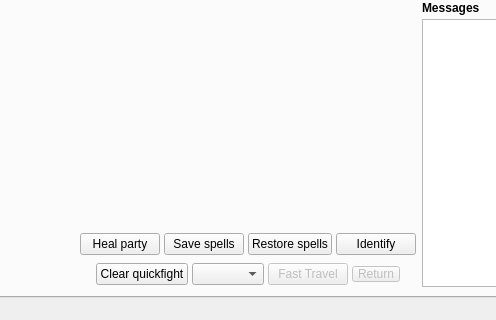
malcyon/wish, file wish/window.ui: the form before one commit; both pictures show x 90 to 586 and y 393 to 713 of the 779 by 713 pixel window.
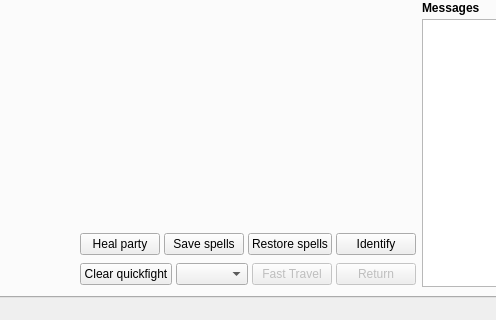
The form after the commit. Custom widgets are drawn as their Qt base class.

Commit message: Remove custom padding from Return button to use native default

Patch:
```diff
--- a/wish/window.ui
+++ b/wish/window.ui
@@ -1130,9 +1130,7 @@
                 <property name="enabled">
                  <bool>false</bool>
                 </property>
-                <property name="styleSheet">
-                 <string>padding-left: 5px; padding-right: 5px;</string>
-                </property>
+
                 <property name="text">
                  <string>Return</string>
                 </property>
```
The commit also changes 1 other file.
